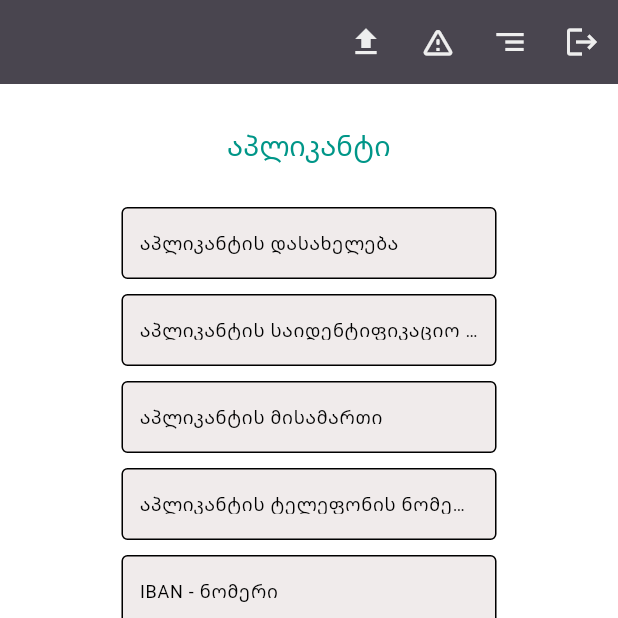
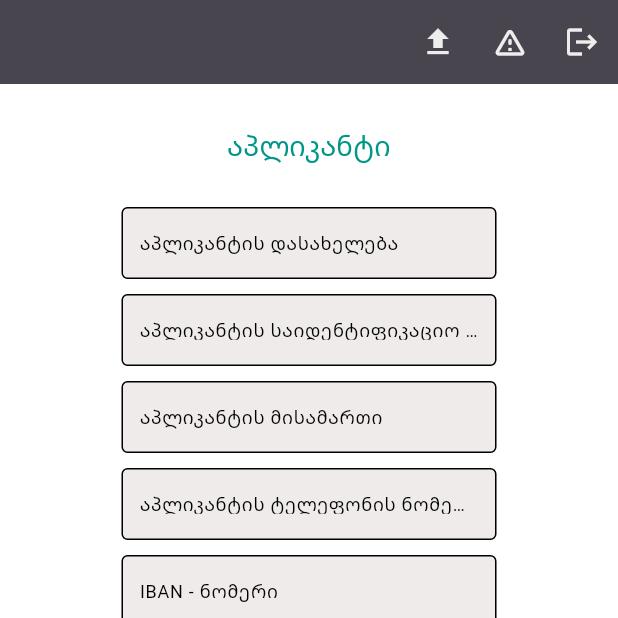
Before and after one commit to jabaere/enfappbuilder, a Flutter app: the MyHomePage screen opened directly with empty values, on a phone screen of 412 x 824 dp, the top half of it. Run offline on Flutter 3.47's test engine with Material 3 defaults, Android fonts, the phone set to English and light mode, and no system bars; our stand-ins replace firebase_analytics, firebase_auth, firebase_core, localstorage, quickalert; missing offline and left inert: dart:html, docx_template, syncfusion_flutter_pdf, universal_html; accounts and stored records are empty.

Commit message:
rm about button

```diff
--- a/lib/main.dart
+++ b/lib/main.dart
@@ -219,13 +219,13 @@ class _MyHomePageState extends State<MyHomePage> {
                   .push(_createRoute(const InstructionsScreen()));
             },
           ),
-          IconButton(
-            icon: const Icon(Icons.segment_sharp),
-            color: Colors.grey[200],
-            onPressed: () {
-              Navigator.of(context).push(_createRoute(const About()));
-            },
-          ),
+          // IconButton(
+          //   icon: const Icon(Icons.segment_sharp),
+          //   color: Colors.grey[200],
+          //   onPressed: () {
+          //     Navigator.of(context).push(_createRoute(const About()));
+          //   },
+          // ),
           IconButton(
             icon: const Icon(Icons.logout),
             color: Colors.grey[200],
```
